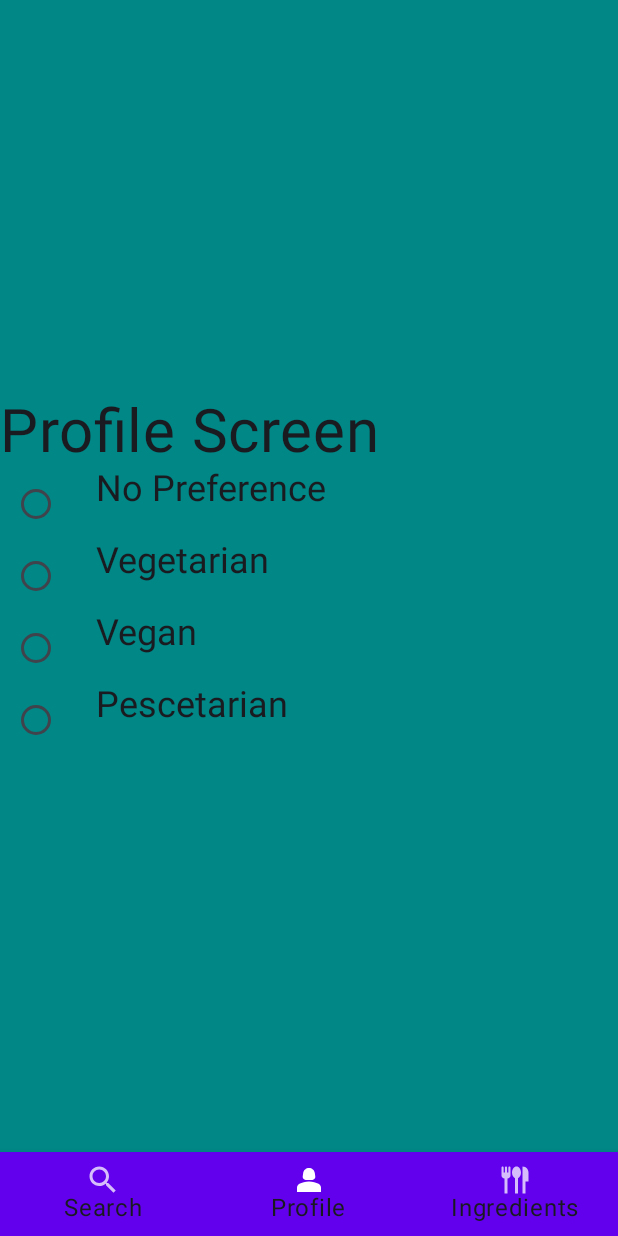
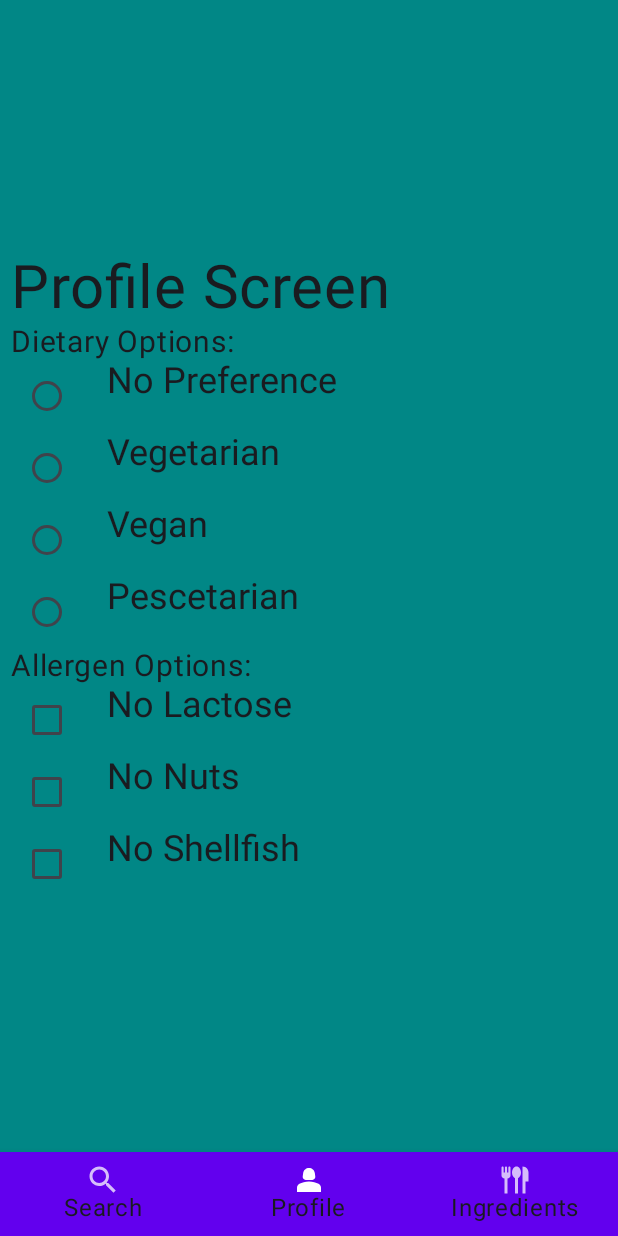
Before and after one commit to josephcf166/EcoChef, an Android app built with Jetpack Compose: the screen it shows after launch (MainActivity), on a phone screen of 412 x 824 dp. Run offline under Robolectric (Android 15) with nearby library versions, the phone set to English and light mode, and no system bars.

Commit message:
Implemented allergen option selection in ProfileScreen.kt

```diff
--- a/app/src/main/java/com/example/ecochef/screens/ProfileScreen.kt
+++ b/app/src/main/java/com/example/ecochef/screens/ProfileScreen.kt
@@ -3,6 +3,7 @@ package com.example.ecochef.screens
 import android.content.Context.MODE_PRIVATE
 import android.content.res.Resources.Theme
 import androidx.activity.ComponentActivity
+import androidx.compose.material3.Checkbox
 import androidx.compose.foundation.background
 import androidx.compose.foundation.layout.Box
 import androidx.compose.foundation.layout.Column
@@ -15,8 +16,10 @@ import androidx.compose.foundation.selection.selectable
 import androidx.compose.material3.RadioButton
 import androidx.compose.material3.Text
 import androidx.compose.runtime.Composable
+import androidx.compose.runtime.getValue
 import androidx.compose.runtime.mutableStateOf
 import androidx.compose.runtime.remember
+import androidx.compose.runtime.setValue
 import androidx.compose.ui.Alignment
 import androidx.compose.ui.Modifier
 import androidx.compose.ui.graphics.Color
@@ -28,33 +31,44 @@ import androidx.compose.ui.unit.dp
 import androidx.compose.ui.unit.sp
 import com.example.ecochef.R
 
+
 @Composable
 fun ProfileScreen(activity: ComponentActivity){
     // create list of preference option
-    val radioOptions = listOf("No Preference","Vegetarian","Vegan","Pescetarian")
+    val dietOptions = listOf("No Preference","Vegetarian","Vegan","Pescetarian")
+    val allergyOptions = listOf("No Lactose","No Nuts","No Shellfish")
     // store selected option
-    var (selectedOption, onOptionSelected) = remember { mutableStateOf(loadPrefSelection(activity))}
+    val (selectedOption, onOptionSelected) = remember { mutableStateOf(loadPrefSelection(activity))}
+    val checkstate = remember { mutableStateOf(false) }
     Column (
         modifier = Modifier
             .fillMaxSize()
             .background(colorResource(id = R.color.teal_700))
             .wrapContentSize(Alignment.Center)
+            .padding(start = 7.dp)
     ){
         Row {
-        Text(
+            Text(
             text = "Profile Screen",
 //            modifier = Modifier.align(Alignment.CenterHorizontally),
             fontSize = 40.sp
-        )
+            )
         }
-        radioOptions.forEach { text ->
+        Row{
+            Text(
+                text = "Dietary Options:",
+                fontSize = 20.sp
+            )
+        }
+        dietOptions.forEach { text ->
             Row(
                 modifier = Modifier
                     .fillMaxWidth()
                     .selectable(
                         selected = selectedOption == text,
-                        onClick = { onOptionSelected(text)
-                            savePrefSelection(activity,text)
+                        onClick = {
+                            onOptionSelected(text)
+                            savePrefSelection(activity, text)
                         }
                     )
             ) {
@@ -72,10 +86,50 @@ fun ProfileScreen(activity: ComponentActivity){
                 )
             }
         }
+        Row{
+            Text(
+                text = "Allergen Options:",
+                fontSize = 20.sp
+            )
+        }
+        allergyOptions.forEach { option : String ->
+            val sharedAllergy = activity.getSharedPreferences("myAllergy", MODE_PRIVATE)
+            var isChecked by remember { mutableStateOf(sharedAllergy.getBoolean(option,false)) }
+            Row(
+                modifier = Modifier
+                    .fillMaxWidth()
+                    .selectable(
+                        selected = isChecked,
+                        onClick = { isChecked = isChecked.not()
+                            saveAllergySelection(activity,option,isChecked)}
+                    )
+
+            ) {
+                Checkbox(
+                    checked = isChecked,
+                    onCheckedChange = { isChecked = it
+                        saveAllergySelection(activity,option,isChecked)}
+
+                )
+                Text(
+                    text = option,
+                    style = TextStyle(
+                        fontSize = 24.sp),
+                    modifier = Modifier.padding(start = 16.dp)
+                )
+            }
+        }
     }
 }
 
-private fun savePrefSelection(activity: ComponentActivity,selectedOption:String) {
+private fun saveAllergySelection(activity: ComponentActivity, name : String, checked: Boolean) {
+    val sharedAllergy = activity.getSharedPreferences("myAllergy", MODE_PRIVATE)
+    val editor = sharedAllergy.edit()
+    editor.putBoolean(name,checked)
+    editor.apply()
+}
+
+private fun savePrefSelection(activity : ComponentActivity,selectedOption : String) {
     val sharedPref = activity.getSharedPreferences("myPref", MODE_PRIVATE)
     val editor =sharedPref.edit()
     editor.putString("selectedOption",selectedOption)
```
